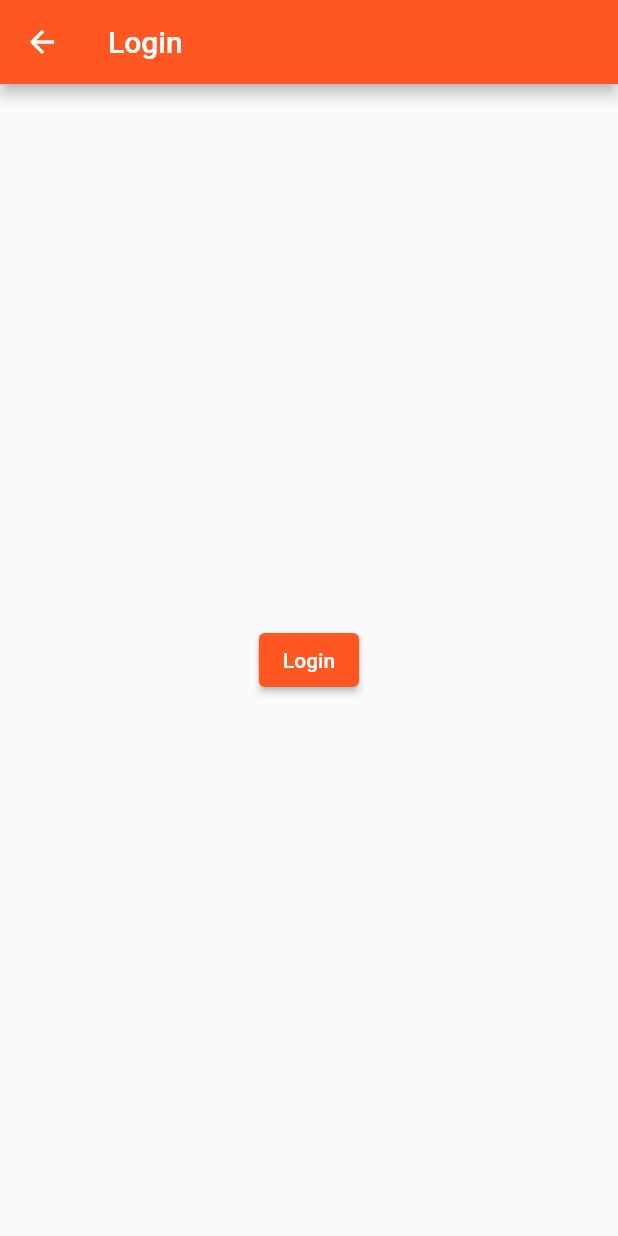
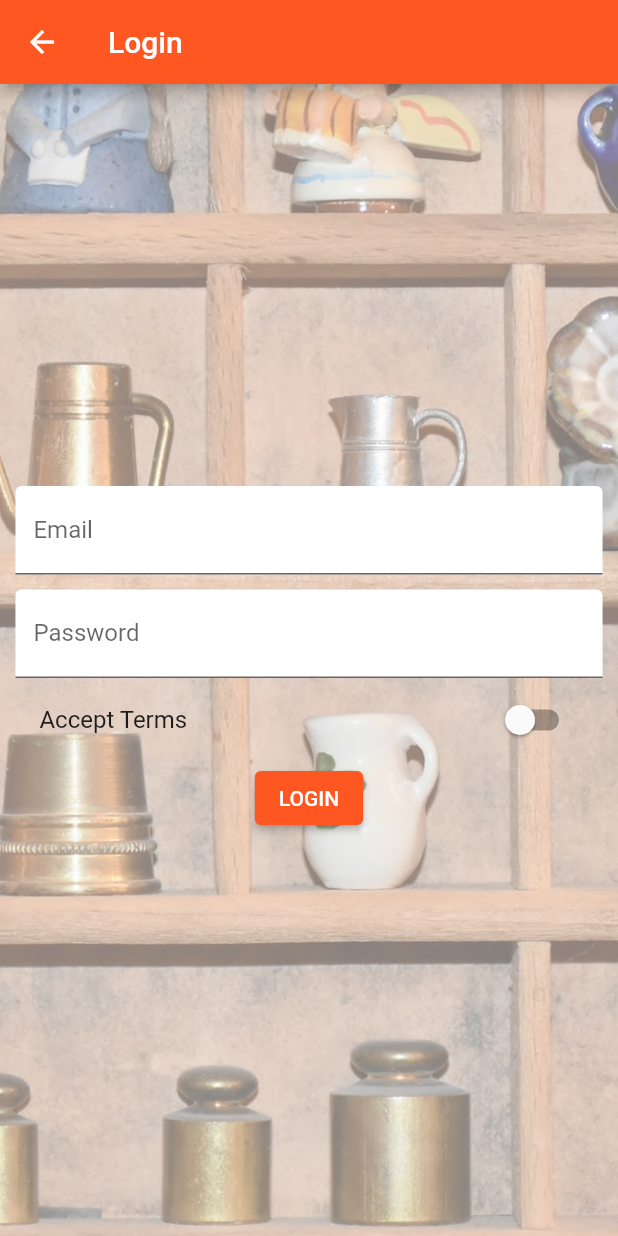
Before and after one commit to manojphaju/Flutter_EasyList, a Flutter app: the AuthPage screen opened directly, on a phone screen of 412 x 824 dp. Run offline on Flutter 3.47's test engine with Material 2 defaults, Android fonts, the phone set to English and light mode, and no system bars.

```diff
--- a/lib/main.dart
+++ b/lib/main.dart
@@ -1,5 +1,6 @@
 import 'package:flutter/cupertino.dart';
 import 'package:flutter/material.dart';
+import 'package:flutter_course/pages/auth.dart';
 
 import './pages/products_admin.dart';
 import './pages/product.dart';
@@ -36,8 +37,10 @@ class _MyAppState extends State<MyApp> {
           primarySwatch: Colors.deepOrange, accentColor: Colors.deepPurple),
       // home: AuthPage(),
       routes: {
+        '/productPage': (BuildContext context) =>
+            ProductsPage(_products),
         '/': (BuildContext context) =>
-            ProductsPage(_products),
+            AuthPage(),
         '/admin': (BuildContext context) => ProductsAdminPage(_addProduct, _deleteProduct),
       },
       onGenerateRoute: (RouteSettings settings) {
--- a/lib/pages/auth.dart
+++ b/lib/pages/auth.dart
@@ -1,20 +1,107 @@
 import 'package:flutter/cupertino.dart';
 import 'package:flutter/material.dart';
 
+class AuthPage extends StatefulWidget {
+  @override
+  State<StatefulWidget> createState() {
+    return _AuthPageState();
+  }
+}
 
-class AuthPage extends StatelessWidget {
+class _AuthPageState extends State<AuthPage> {
+  String email;
+  String password;
+  bool acceptTerms = false;
+
+  DecorationImage _buildDecorationImage() {
+    return DecorationImage(
+      fit: BoxFit.cover,
+      colorFilter:
+          ColorFilter.mode(Colors.black.withOpacity(0.5), BlendMode.dstATop),
+      image: AssetImage('assets/background.jpg'),
+    );
+  }
+
+  Widget _buildEmailTextField() {
+    return TextField(
+      decoration: InputDecoration(
+          labelText: 'Email', filled: true, fillColor: Colors.white),
+      keyboardType: TextInputType.emailAddress,
+      onChanged: (String value) {
+        setState(
+          () {
+            email = value;
+          },
+        );
+      },
+    );
+  }
+
+  Widget _buildPasswordTextField() {
+    return TextField(
+      decoration: InputDecoration(
+        labelText: 'Password',
+        filled: true,
+        fillColor: Colors.white,
+      ),
+      obscureText: true,
+      onChanged: (String value) {
+        setState(
+          () {
+            password = value;
+          },
+        );
+      },
+    );
+  }
+
+  Widget _buildSwitchListTile() {
+    return SwitchListTile(
+      value: acceptTerms,
+      onChanged: (bool value) {
+        setState(() {
+          acceptTerms = value;
+        });
+      },
+      title: Text('Accept Terms'),
+    );
+  }
+
+  void _submitForm() {
+    Navigator.pushReplacementNamed(context, '/productPage');
+  }
+
   @override
   Widget build(BuildContext context) {
+    final double deviceWidth = MediaQuery.of(context).size.width;
+    final double targetWidth = deviceWidth > 768.0 ? 500.0 : deviceWidth * 0.95;
+
     return Scaffold(
       appBar: AppBar(
         title: Text('Login'),
       ),
-      body: Center(
-        child: ElevatedButton(
-          child: Text('Login'),
-          onPressed: () {
-            Navigator.pushReplacementNamed(context, '/');
-          },
+      body: Container(
+
+        padding: EdgeInsets.all(10.0),
+        decoration: BoxDecoration(image: _buildDecorationImage()),
+        child: Center(
+          child: SingleChildScrollView(
+            child: Container(
+              width: targetWidth,
+              child: Column(
+                children: [
+                  _buildEmailTextField(),
+                  SizedBox(height: 10.0),
+                  _buildPasswordTextField(),
+                  _buildSwitchListTile(),
+                  ElevatedButton(
+                    onPressed: _submitForm,
+                    child: Text('LOGIN'),
+                  ),
+                ],
+              ),
+            ),
+          ),
         ),
       ),
     );
--- a/lib/pages/product_list.dart
+++ b/lib/pages/product_list.dart
@@ -3,6 +3,8 @@ import 'package:flutter/cupertino.dart';
 class ProductListPage extends StatelessWidget {
   @override
   Widget build(BuildContext context) {
-    return Center(child: Text('All Products'),);
+    return Center(
+      child: Text('All Products'),
+    );
   }
 }
```
Also changed, not shown: lib/pages/product_create.dart (+37 -16 lines), lib/pages/products.dart (+18 -7 lines), lib/pages/products_admin.dart (+21 -11 lines), lib/product_manager.dart (deleted, +0 -22 lines), lib/products.dart (deleted, +0 -49 lines), lib/widgets/products/address_tag.dart (added, +20 -0 lines), lib/widgets/products/price_tag.dart (added, +23 -0 lines), lib/widgets/products/product_card.dart (added, +60 -0 lines), lib/widgets/products/products.dart (added, +32 -0 lines), lib/widgets/ui_elements/title_default.dart (added, +17 -0 lines), pubspec.yaml (+5 -4 lines), assets/Oswald-Bold.ttf (added), assets/background.jpg (added).
